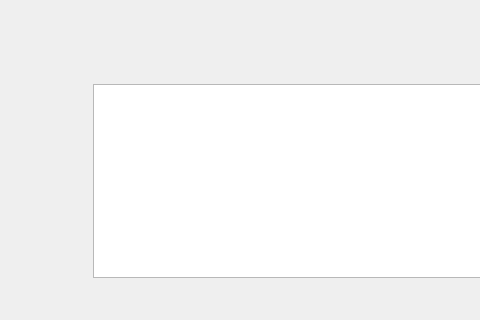
Before: the Qt Designer form windows/c_newseed.ui in mwcproject/mwc-qt-wallet, drawn with Qt 5; both pictures show x 0 to 480 and y 0 to 320 of the 745 by 552 pixel window.
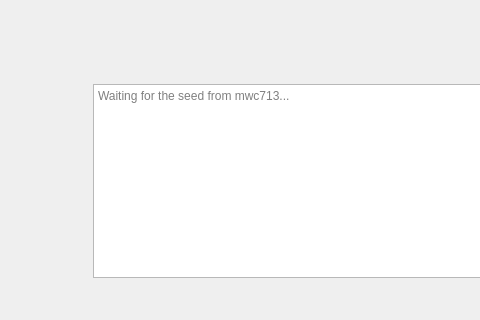
After: the same form once the commit is applied. Custom widgets are drawn as their Qt base class.

Diff of the .ui file:
```diff
--- a/windows/c_newseed.ui
+++ b/windows/c_newseed.ui
@@ -72,6 +72,9 @@
        <property name="acceptRichText">
         <bool>true</bool>
        </property>
+       <property name="placeholderText">
+        <string>Waiting for the seed from mwc713...</string>
+       </property>
       </widget>
      </item>
      <item>
```
